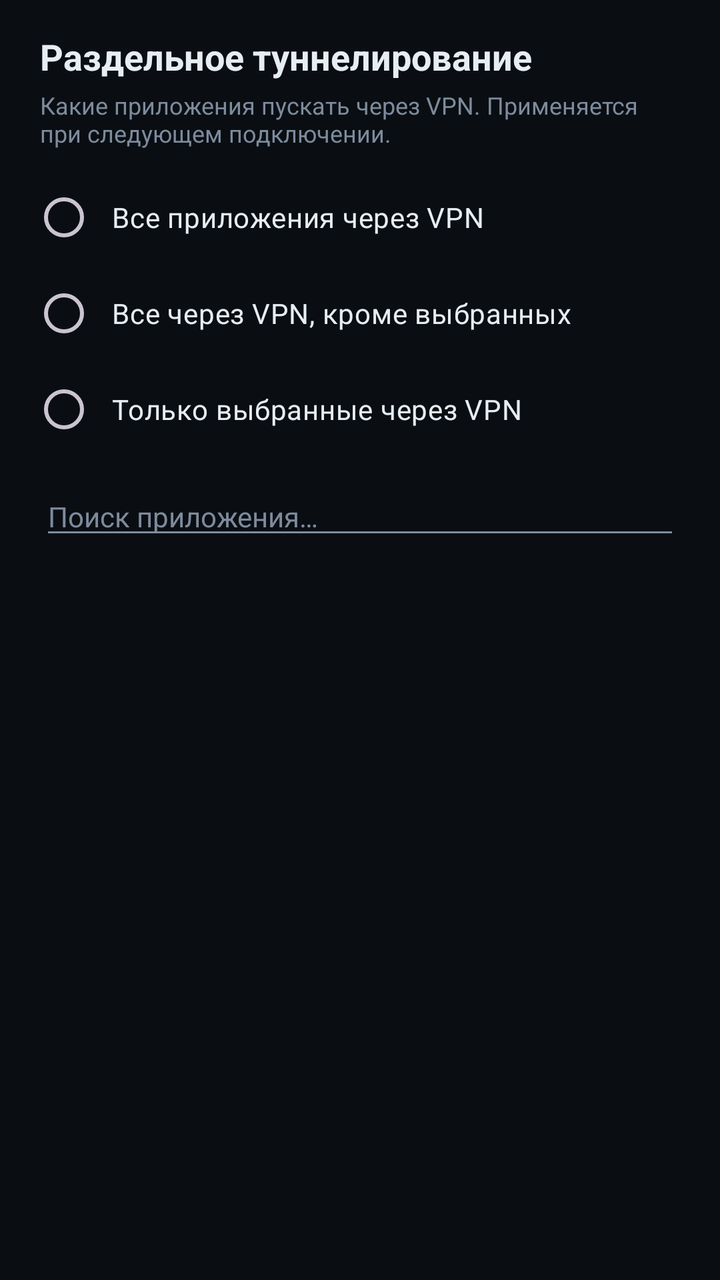
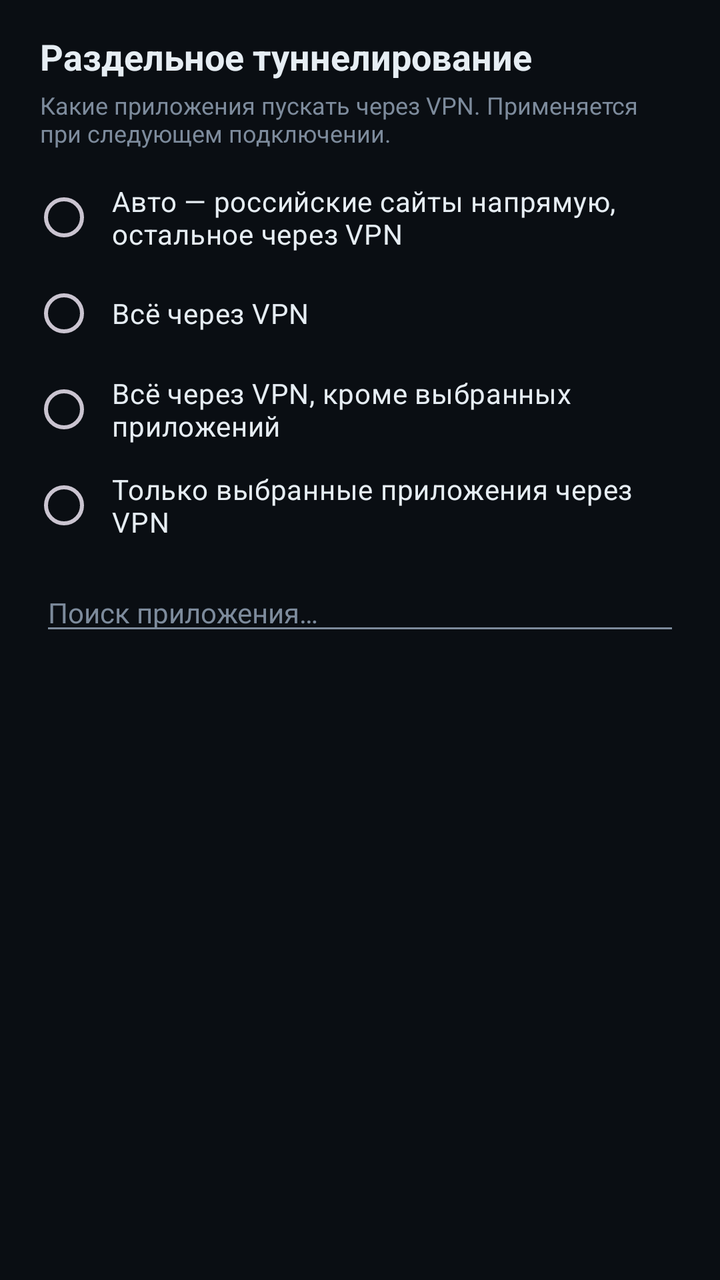

The first picture is an Android layout as it rendered before a commit; the second is the same layout after the commit. The layout source and the unified diff follow.
<!-- AndroidManifest.xml: application theme Theme.SCVPN -->
<!-- res/layout/activity_split.xml -->
<?xml version="1.0" encoding="utf-8"?>
<LinearLayout xmlns:android="http://schemas.android.com/apk/res/android"
    android:layout_width="match_parent"
    android:layout_height="match_parent"
    android:orientation="vertical"
    android:background="@color/bg"
    android:fitsSystemWindows="true">

    <TextView
        android:layout_width="match_parent"
        android:layout_height="wrap_content"
        android:paddingStart="20dp"
        android:paddingEnd="20dp"
        android:paddingTop="16dp"
        android:text="@string/split_title"
        android:textColor="@color/text"
        android:textSize="18sp"
        android:textStyle="bold" />

    <TextView
        android:layout_width="match_parent"
        android:layout_height="wrap_content"
        android:paddingStart="20dp"
        android:paddingEnd="20dp"
        android:paddingTop="4dp"
        android:paddingBottom="10dp"
        android:text="@string/split_hint"
        android:textColor="@color/text_dim"
        android:textSize="12sp" />

    <RadioGroup
        android:id="@+id/modes"
        android:layout_width="match_parent"
        android:layout_height="wrap_content"
        android:paddingStart="16dp"
        android:paddingEnd="16dp"
        android:orientation="vertical">

        <RadioButton
            android:id="@+id/mode_off"
            android:layout_width="match_parent"
            android:layout_height="wrap_content"
            android:text="@string/split_off"
            android:textColor="@color/text"
            android:paddingStart="8dp" />

        <RadioButton
            android:id="@+id/mode_exclude"
            android:layout_width="match_parent"
            android:layout_height="wrap_content"
            android:text="@string/split_exclude"
            android:textColor="@color/text"
            android:paddingStart="8dp" />

        <RadioButton
            android:id="@+id/mode_include"
            android:layout_width="match_parent"
            android:layout_height="wrap_content"
            android:text="@string/split_include"
            android:textColor="@color/text"
            android:paddingStart="8dp" />
    </RadioGroup>

    <EditText
        android:id="@+id/search"
        android:layout_width="match_parent"
        android:layout_height="wrap_content"
        android:layout_marginStart="20dp"
        android:layout_marginEnd="20dp"
        android:layout_marginTop="10dp"
        android:hint="@string/split_search"
        android:inputType="text"
        android:maxLines="1"
        android:textColor="@color/text"
        android:textColorHint="@color/text_dim"
        android:textSize="14sp"
        android:autofillHints="" />

    <ListView
        android:id="@+id/apps"
        android:layout_width="match_parent"
        android:layout_height="0dp"
        android:layout_weight="1"
        android:layout_marginTop="8dp"
        android:paddingStart="12dp"
        android:paddingEnd="12dp"
        android:paddingBottom="12dp"
        android:clipToPadding="false"
        android:divider="@null"
        android:dividerHeight="0dp"
        android:scrollbars="none" />

    <ProgressBar
        android:id="@+id/loading"
        android:layout_width="wrap_content"
        android:layout_height="wrap_content"
        android:layout_gravity="center_horizontal"
        android:layout_marginBottom="16dp" />
</LinearLayout>
<!-- resources referenced by this layout -->
<resources>
  <color name="bg">#0A0E13</color>
  <color name="text">#E6EDF3</color>
  <color name="text_dim">#7D8B9C</color>
  <string name="split_exclude">Все через VPN, кроме выбранных</string>
  <string name="split_hint">Какие приложения пускать через VPN. Применяется при следующем подключении.</string>
  <string name="split_include">Только выбранные через VPN</string>
  <string name="split_off">Все приложения через VPN</string>
  <string name="split_search">Поиск приложения…</string>
  <string name="split_title">Раздельное туннелирование</string>
  <style name="Theme.SCVPN" parent="Theme.Material3.Dark.NoActionBar">
          <item name="android:colorBackground">@color/bg</item>
          <item name="android:windowBackground">@color/bg</item>
          <item name="android:statusBarColor">@color/bg</item>
          <item name="android:navigationBarColor">@color/bg</item>
          <item name="android:textColorPrimary">@color/text</item>
          <item name="android:textColorSecondary">@color/text_dim</item>
          <item name="colorPrimary">@color/teal</item>
          <item name="colorAccent">@color/teal</item>
          <item name="android:windowLightStatusBar" tools:targetApi="m">false</item>
      </style>
  <color name="teal">#2DD4BF</color>
</resources>

<!-- the commit's change to res/layout/activity_split.xml (unified diff, before → after) -->
@@ -35,6 +35,14 @@
         android:paddingStart="16dp"
         android:paddingEnd="16dp"
         android:orientation="vertical">
+
+        <RadioButton
+            android:id="@+id/mode_auto"
+            android:layout_width="match_parent"
+            android:layout_height="wrap_content"
+            android:text="@string/split_auto"
+            android:textColor="@color/text"
+            android:paddingStart="8dp" />
 
         <RadioButton
             android:id="@+id/mode_off"
<!-- resource entries referenced after the edit -->
@@ -3,10 +3,11 @@
   <color name="bg">#0A0E13</color>
   <color name="text">#E6EDF3</color>
   <color name="text_dim">#7D8B9C</color>
-  <string name="split_exclude">Все через VPN, кроме выбранных</string>
+  <string name="split_auto">Авто — российские сайты напрямую, остальное через VPN</string>
+  <string name="split_exclude">Всё через VPN, кроме выбранных приложений</string>
   <string name="split_hint">Какие приложения пускать через VPN. Применяется при следующем подключении.</string>
-  <string name="split_include">Только выбранные через VPN</string>
-  <string name="split_off">Все приложения через VPN</string>
+  <string name="split_include">Только выбранные приложения через VPN</string>
+  <string name="split_off">Всё через VPN</string>
   <string name="split_search">Поиск приложения…</string>
   <string name="split_title">Раздельное туннелирование</string>
   <style name="Theme.SCVPN" parent="Theme.Material3.Dark.NoActionBar">
